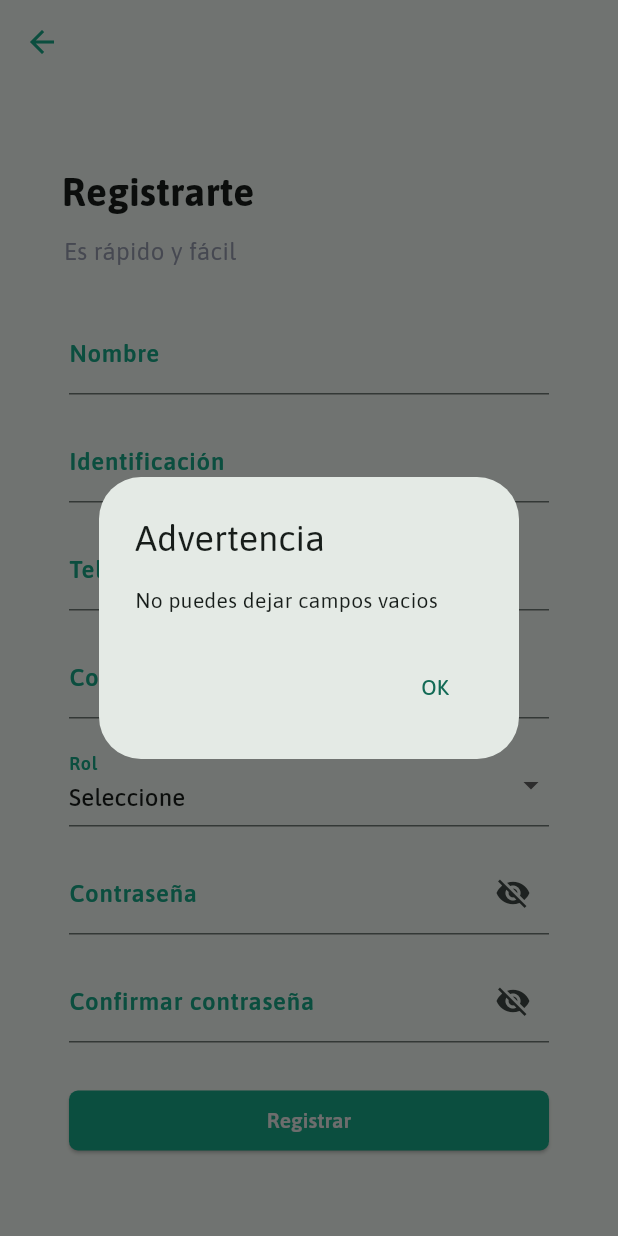
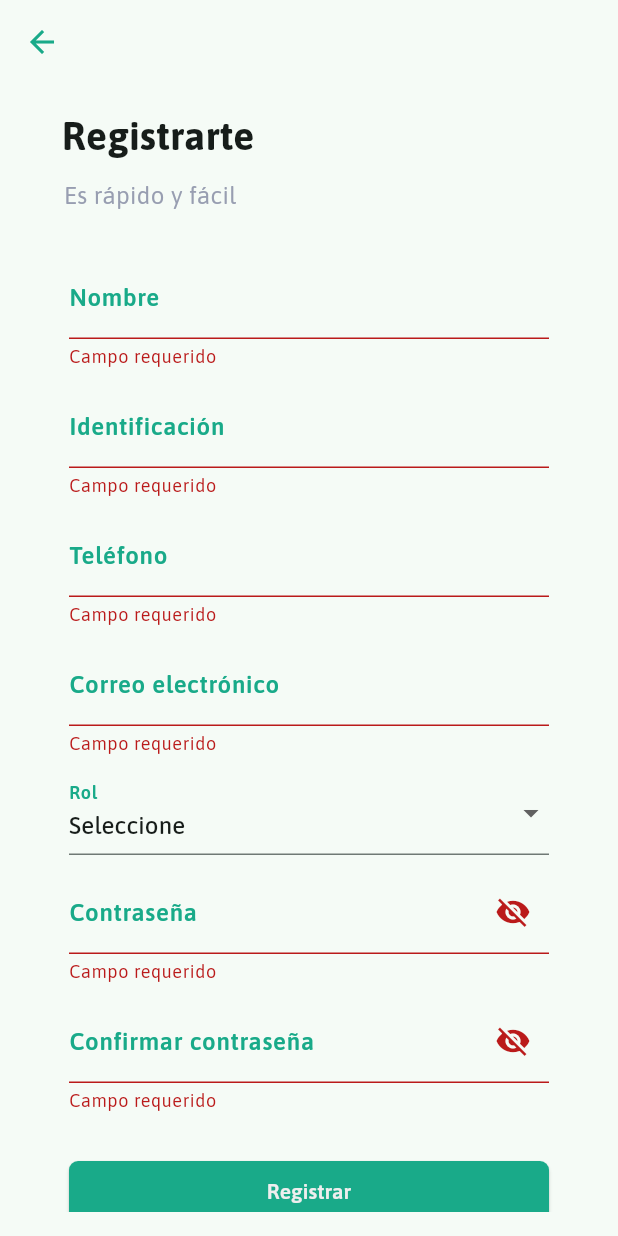
Before and after one commit to AgnerVillaFabrega/MixCosechas, a Flutter app: the RegisterPage screen opened directly, after a tap on "Registrar", on a phone screen of 412 x 824 dp. Run offline on Flutter 3.47's test engine with Material 2 defaults, Android fonts, the phone set to English and light mode, and no system bars; our stand-ins replace cloud_firestore, csv, firebase_auth, firebase_core; accounts and stored records are empty.

Commit message:
Cambio de validaciones en Login y registro de clientes

```diff
--- a/lib/presentation/screens/login_screen.dart
+++ b/lib/presentation/screens/login_screen.dart
@@ -31,6 +31,7 @@ class _LoginPageState extends State<LoginPage> {
   bool _isObscure = true;
   final TextEditingController _correoController = TextEditingController();
   final TextEditingController _passwordController = TextEditingController();
+  GlobalKey<FormState> formKey = GlobalKey<FormState>();
   bool _isLoading = false;
 
   @override
@@ -69,9 +70,14 @@ class _LoginPageState extends State<LoginPage> {
                 ),
               ),
               const SizedBox(height: 20),
+
               Padding(
                 padding: const EdgeInsets.symmetric(horizontal: 45),
-                child: TextField(
+                child: Form(
+                  key: formKey,
+                  child:Column(
+                    children: [
+                      TextFormField(
                         controller: _correoController,
                         keyboardType: TextInputType.emailAddress,
                         decoration: const InputDecoration(
@@ -79,12 +85,18 @@ class _LoginPageState extends State<LoginPage> {
                           contentPadding: EdgeInsets.all(12),
                           labelStyle: TextStyle(color: Color(0xFF19AA89), fontWeight: FontWeight.w600),
                         ),
-                ),
+                        validator: (String? value){
+                          if (value ==null || value.isEmpty) {
+                            return "Campo requerido";
+                          }
+                          if (!value.contains('@')) {
+                            return "Ingresa un correo valido";
+                          }
+                          return null;
+                        }
                       ),
                       const SizedBox(height: 10),
-              Padding(
-                padding: const EdgeInsets.symmetric(horizontal: 45),
-                child: TextField(
+                      TextFormField(
                         controller: _passwordController,
                         obscureText: _isObscure,
                         decoration: InputDecoration(
@@ -100,7 +112,19 @@ class _LoginPageState extends State<LoginPage> {
                             icon: Icon(_isObscure ? Icons.visibility : Icons.visibility_off),
                           ),
                         ),
+                        validator: (String? value){
+                          if (value ==null || value.isEmpty) {
+                            return "Campo requerido";
+                          }
+                          if (value.length < 6) {
+                            return "La contraseña debe contener al menos 6 caracteres";
+                          }
+                          return null;
+                        }
                       ),
+                    ],
+                  )
+                )
               ),
               const SizedBox(height: 20),
               _IniciarSesionButtom(isLoading: _isLoading, onTap: _handleLogin),
@@ -114,25 +138,10 @@ class _LoginPageState extends State<LoginPage> {
   }
 
   void _handleLogin() async {
-    if (!_correoController.text.contains('@')) {
-      showDialog(
-        context: context,
-        builder: (context) {
-          return const MensajeShowDialog(title: "Login", message: "Correo electrónico no válido");
-        },
-      );
-    } else if (_passwordController.text.length < 6) {
-      showDialog(
-        context: context,
-        builder: (context) {
-          return const MensajeShowDialog(title: "Login", message: "La contraseña debe contener al menos 6 caracteres");
-        },
-      );
-    } else {
+    if (formKey.currentState!.validate()) {
       setState(() {
         _isLoading = true;
       });
-
       try {
         UserCredential userCredential = await FirebaseAuth.instance.signInWithEmailAndPassword(
           email: _correoController.text,
@@ -175,7 +184,7 @@ class _LoginPageState extends State<LoginPage> {
           showDialog(
             context: context,
             builder: (context) {
-              return const MensajeShowDialog(title: "Upss!", message: "Parece que estamos teniendo problemas, inténtalo más tarde");
+              return const MensajeShowDialog(title: "Upss!", message: "inténtalo de nuevo");
             },
           );
         }
--- a/lib/presentation/screens/registration_clients_scren.dart
+++ b/lib/presentation/screens/registration_clients_scren.dart
@@ -34,6 +34,8 @@ class _RegisterPageState extends State<RegisterPage> {
   final TextEditingController _rolController = TextEditingController();
   final TextEditingController _passwordController = TextEditingController();
   final TextEditingController _confirmPasswordController = TextEditingController();
+  final ServiceFirebase _serviceFirebase = ServiceFirebase();
+  GlobalKey<FormState> formKey = GlobalKey<FormState>();
 
   @override
   Widget build(BuildContext context) {
@@ -71,53 +73,75 @@ class _RegisterPageState extends State<RegisterPage> {
                 const SizedBox(height: 20),
 
                 Padding(
-                  padding: const EdgeInsets.symmetric(horizontal: 30, vertical:8.0),
-                  child: TextField(
+                  padding:const EdgeInsets.symmetric(horizontal: 30, vertical:8.0),
+                  child: Form(
+                    key: formKey,
+                    child: Column(
+                      children: [
+                        TextFormField(
                           controller: _nombreController,
                           keyboardType: TextInputType.name,
                           decoration:const InputDecoration(
                             labelText: 'Nombre',
                             labelStyle: TextStyle(color: Color(0xFF19AA89),fontWeight: FontWeight.w600),
                           ),
+                          validator: (String? value){
+                            if (value ==null || value.isEmpty) {
+                              return "Campo requerido";
+                            }
+                            return null;
+                          }
                         ),
-                ),
-
-                Padding(
-                  padding: const EdgeInsets.symmetric(horizontal: 30, vertical: 8.0),
-                  child: TextField(
+                        const SizedBox(height: 10),
+                        TextFormField(
                           controller: _identificacionController,
                           keyboardType: TextInputType.number,
                           decoration:const InputDecoration(
                             labelText: 'Identificación',
                             labelStyle: TextStyle(color: Color(0xFF19AA89),fontWeight: FontWeight.w600),
                           ),
+                          validator: (String? value){
+                            if (value ==null || value.isEmpty) {
+                              return "Campo requerido";
+                            }
+                            return null;
+                          }
                         ),
-                ),
-                Padding(
-                  padding: const EdgeInsets.symmetric(horizontal: 30, vertical: 8.0),
-                  child: TextField(
+                        const SizedBox(height: 10),
+                        TextFormField(
                           controller: _telefonoController,
                           keyboardType: TextInputType.phone,
                           decoration:const InputDecoration(
                             labelText: 'Teléfono',
                             labelStyle: TextStyle(color: Color(0xFF19AA89),fontWeight: FontWeight.w600),
                           ),
+                          validator: (String? value){
+                            if (value ==null || value.isEmpty) {
+                              return "Campo requerido";
+                            }
+                            return null;
+                          }
                         ),
-                ),
-                Padding(
-                  padding: const EdgeInsets.symmetric(horizontal: 30, vertical: 8.0),
-                  child: TextField(
+                        const SizedBox(height: 10),
+                        TextFormField(
                           controller: _correoController,
                           keyboardType: TextInputType.emailAddress,
                           decoration: const InputDecoration(
                             labelText: 'Correo electrónico',
                             labelStyle: TextStyle(color: Color(0xFF19AA89),fontWeight: FontWeight.w600),
                           ),
+                          validator: (String? value){
+                            if (value ==null || value.isEmpty) {
+                              return "Campo requerido";
+                            }
+                            if (!value.contains('@')) {
+                              return "Ingresa un correo valido";
+                            }
+                            return null;
+                          }
                         ),
-                ),
-                Padding(
-                  padding: const EdgeInsets.symmetric(horizontal: 30, vertical: 8.0),
-                  child: DropdownButtonFormField<String>(
+                        const SizedBox(height: 10),
+                        DropdownButtonFormField<String>(
                           value: _rolController.text,
                           onChanged: (String? newValue) {
                             setState(() {
@@ -144,10 +168,8 @@ class _RegisterPageState extends State<RegisterPage> {
                             return null;
                           },
                         ),
-                ),
-                Padding(
-                  padding: const EdgeInsets.symmetric(horizontal: 30, vertical: 8.0),
-                  child: TextField(
+                        const SizedBox(height: 10),
+                        TextFormField(
                           obscureText: _isObscurePassword,
                           controller: _passwordController,
                           decoration: InputDecoration(
@@ -164,11 +186,18 @@ class _RegisterPageState extends State<RegisterPage> {
                               },
                             ),
                           ),
+                          validator: (String? value){
+                            if (value ==null || value.isEmpty) {
+                              return "Campo requerido";
+                            }
+                            if (value.length < 6) {
+                              return "La contraseña debe contener al menos 6 caracteres";
+                            }
+                            return null;
+                          }
                         ),
-                ),
-                Padding(
-                  padding: const EdgeInsets.symmetric(horizontal: 30, vertical: 8.0),
-                  child: TextField(
+                        const SizedBox(height: 10),
+                        TextFormField(
                           obscureText: _isObscureConfirmPassword,
                           controller: _confirmPasswordController,
                           decoration: InputDecoration(
@@ -185,18 +214,22 @@ class _RegisterPageState extends State<RegisterPage> {
                               },
                             ),
                           ),
+                          validator: (String? value){
+                            if (value ==null || value.isEmpty) {
+                              return "Campo requerido";
+                            }
+                            if (value.length < 6) {
+                              return "La contraseña debe contener al menos 6 caracteres";
+                            }
+                            return null;
+                          }
                         ),
+                      ],
+                    )
+                  )
                 ),
                 const SizedBox(height: 20),
-                RegistrarseButtom(
-                  idController: _identificacionController,
-                  nombreController: _nombreController,
-                  telefonoController: _telefonoController,
-                  correoController: _correoController,
-                  rolController: _rolController,
-                  passwordController: _passwordController,
-                  confirmPasswordController: _confirmPasswordController
-                ),
+                RegistrarseButtom(onTap: _handleRegistroCliente,),
               ],
             ),
           ),
@@ -204,67 +237,9 @@ class _RegisterPageState extends State<RegisterPage> {
       ),
     );
   }
-}
-
-class RegistrarseButtom extends StatelessWidget {
-
-  RegistrarseButtom({
-    super.key,
-    required TextEditingController idController,
-    required TextEditingController nombreController,
-    required TextEditingController telefonoController,
-    required TextEditingController correoController,
-    required TextEditingController rolController,
-    required TextEditingController passwordController,
-    required TextEditingController confirmPasswordController,
-  }) : _identificacionController =idController,
-  _nombreController = nombreController,
-  _telefonoController =telefonoController,
-  _correoController =correoController,
-  _rolController =rolController,
-  _passwordController = passwordController,
-  _confirmPasswordController = confirmPasswordController;
-
-  final TextEditingController _identificacionController;
-  final TextEditingController _nombreController ;
-  final TextEditingController _telefonoController ;
-  final TextEditingController _correoController ;
-  final TextEditingController _rolController ;
-  final TextEditingController _passwordController;
-  final TextEditingController _confirmPasswordController;
-  final ServiceFirebase _serviceFirebase = ServiceFirebase();
-
-  @override
-  Widget build(BuildContext context) {
-    return Container(
-      width: double.infinity,
-      padding: const EdgeInsets.symmetric(horizontal: 30),
-      child: ElevatedButton(
-        onPressed: () async {
-
-          if(_identificacionController.text.isNotEmpty &&
-          _nombreController.text.isNotEmpty &&
-          _telefonoController.text.isNotEmpty &&
-          _correoController.text.isNotEmpty &&
-          _rolController.text.isNotEmpty &&
-          _passwordController.text.isNotEmpty &&
-          _confirmPasswordController.text.isNotEmpty){
-            if (!_correoController.text.contains('@')) {
-              showDialog(
-                  context: context,
-                  builder: (context) {
-                    return const MensajeShowDialog(title: "Login",message: "Correo electronico no valido");
-                  },
-                );
-            } else if (_passwordController.text.length < 6) {
-              showDialog(
-                  context: context,
-                  builder: (context) {
-                    return const MensajeShowDialog(title: "Login",message: "La contraseña debe contener al menos 6 caracteres");
-                  },
-                );
-            } else if (_passwordController.text == _confirmPasswordController.text) {
-
+  void _handleRegistroCliente () async {
+    if (formKey.currentState!.validate()){
+      if (_passwordController.text == _confirmPasswordController.text) {
         try {
           UserCredential userCredential = await FirebaseAuth.instance.createUserWithEmailAndPassword(
             email: _correoController.text,
@@ -288,7 +263,7 @@ class RegistrarseButtom extends StatelessWidget {
             FormUtils.clearTextControllers([_identificacionController,_nombreController,_telefonoController,_correoController,_rolController,_passwordController,_confirmPasswordController ]);
             FocusScope.of(context).unfocus();
           }
-              } on FirebaseException catch (e) {
+        }on FirebaseException catch (e) {
           if (e.code == 'weak-password') {
             // Contraseña débil
             showDialog(
@@ -324,15 +299,25 @@ class RegistrarseButtom extends StatelessWidget {
           },
         );
       }
-          }else{
-            showDialog(
-              context: context,
-              builder: (context) {
-                return const MensajeShowDialog(title: "Advertencia",message: "No puedes dejar campos vacios");
-              },
-            );
     }
-        },
+  }
+}
+
+class RegistrarseButtom extends StatelessWidget {
+  const RegistrarseButtom({
+    super.key,
+    required VoidCallback onTap
+  }):_onTap = onTap;
+
+
+  final VoidCallback _onTap;
+  @override
+  Widget build(BuildContext context) {
+    return Container(
+      width: double.infinity,
+      padding: const EdgeInsets.symmetric(horizontal: 30),
+      child: ElevatedButton(
+        onPressed:_onTap,
         style: ElevatedButton.styleFrom(
           backgroundColor: const Color(0xFF19AA89),
           padding: const EdgeInsets.symmetric(horizontal: 0),
```
Lines whose indentation alone changed are shown as unchanged.
